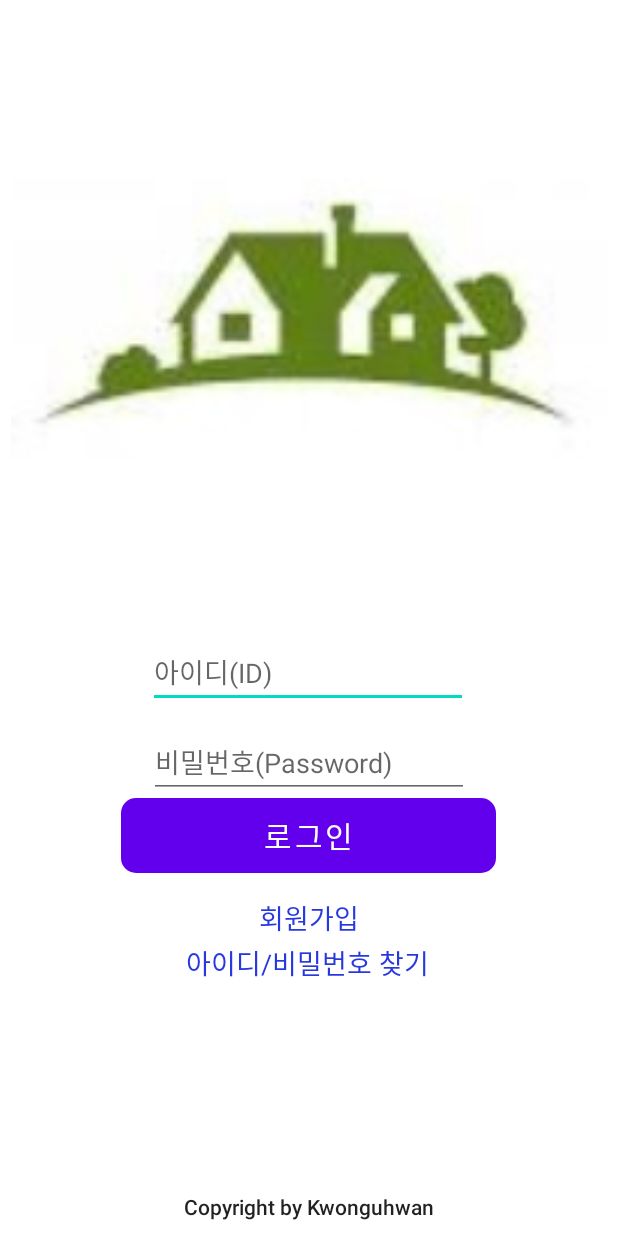
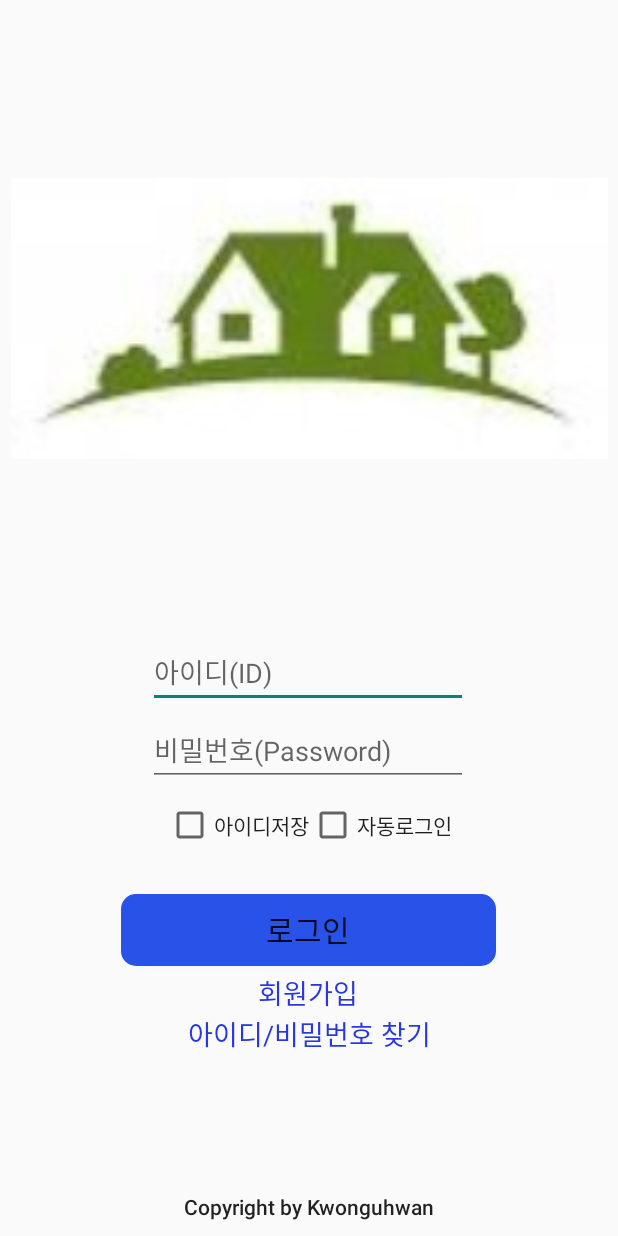
Before and after one commit to guhan589/MobilePrograaming_RecordRoom-ver2, an Android app: the screen it shows after launch (LoginActivity), on a phone screen of 412 x 824 dp. Run offline under Robolectric (Android 15) with nearby library versions, the phone set to English and light mode, and no system bars; our stand-ins replace Firebase (no records; nobody signed in at launch, a user with empty details on screens opened directly).

Commit message:
어댑터

```diff
--- a/app/src/main/AndroidManifest.xml
+++ b/app/src/main/AndroidManifest.xml
@@ -4,6 +4,7 @@
 
     <uses-permission android:name="android.permission.INTERNET"/>
     <uses-permission android:name="android.permission.ACCESS_FINE_LOCATION"/>
+    <uses-permission android:name="android.permission.READ_EXTERNAL_STORAGE"/>
     <application
         android:allowBackup="true"
         android:icon="@mipmap/ic_launcher"
@@ -11,7 +12,7 @@
         android:roundIcon="@mipmap/ic_launcher_round"
         android:supportsRtl="true"
         android:theme="@style/Theme.RecordRoom">
-        <activity android:name=".Messagepop.MessageActivity"
+        <activity android:name=".function.MessageActivity"
             android:theme="@android:style/Theme.Dialog"></activity>
         <activity android:name=".SignupActivity" />
         <activity android:name=".MainActivity" />
--- a/app/src/main/java/com/example/recordroom/Firebase_connection.kt
+++ b/app/src/main/java/com/example/recordroom/Firebase_connection.kt
@@ -1,7 +1,6 @@
 package com.example.recordroom
 
-import android.content.Intent
-import android.util.Log
+import com.example.recordroom.model.UserDto
 import com.google.firebase.database.*
 
 class Firebase_connection{
@@ -33,7 +32,7 @@ class Firebase_connection{
 
     fun singupUser():Boolean {//회원가입
         myRef = database!!.getReference("User")
-        myRef?.child(id)?.setValue(UserDto(passwd,name, email))
+        myRef?.child(id)?.setValue(UserDto(passwd, name, email))
 
         return true
     }
--- a/app/src/main/java/com/example/recordroom/LoginActivity.kt
+++ b/app/src/main/java/com/example/recordroom/LoginActivity.kt
@@ -5,9 +5,9 @@ import android.os.Bundle
 import android.util.Log
 import android.widget.Toast
 import androidx.appcompat.app.AppCompatActivity
+import com.example.recordroom.model.SharedUserData
 import com.google.firebase.database.*
 import kotlinx.android.synthetic.main.activity_login.*
-import java.util.*
 
 
 /**
@@ -15,40 +15,32 @@ import java.util.*
  * 사용자 회원가입 및 회원 정보 찾기(아이디, 비밀번호)
  *
  * **/
-class LoginActivity : AppCompatActivity() {
+public class LoginActivity : AppCompatActivity() {
 
     private lateinit var user_id:String
     private lateinit var user_pw:String
 
+    private lateinit var sharedUserData: SharedUserData
     override fun onCreate(savedInstanceState: Bundle?) {
         super.onCreate(savedInstanceState)
         setContentView(R.layout.activity_login)
 
-      /*  val database1 = Firebase_connection("guhan589","@ajk124877","권구환","guhan589@naver.com")
-        database1.singupUser()
 
 
-        val database2 = Firebase_connection("rnjsrn589","@ajk124877","권구환","guhan589@naver.com")
-        database2.singupUser()*/
+        val stored_id = SharedUserData(this).getisStroe_id()
+        if(stored_id) {
+            ed_userId.setText(SharedUserData(this).getUser_id())//아이디 필드란에 저장된 id값 띄우기
+            storeid_btn.isChecked=true
+        }
 
         login_btn.setOnClickListener{//사용자가 로그인 버튼을 누를시 활성화
             user_id = ed_userId.text.toString()
             user_pw = ed_userPw.text.toString()
 
             val status = search_space(user_id,user_pw)
-            if(status){//아이디 비밀번호 입력이 모두 입력하였을 경우
-
-
-                /*val database1 = Firebase_connection()
-                database1.getUser(user_id,user_pw)*/
-                //val databases = Firebase_connection().getInstance()
-                Log.d("TAG", "status: "+status)
-                Log.d("TAG", "login(): ")
+            if(status)//아이디 비밀번호 입력이 모두 입력하였을 경우
                 login(user_id,user_pw)
 
-
-
-            }
         }
         singupTextview.setOnClickListener{//회원가입 버튼
             val singupIntent = Intent(this,SignupActivity::class.java)
@@ -59,7 +51,21 @@ class LoginActivity : AppCompatActivity() {
 
         }
 
+        autologin_btn.setOnClickListener{//자동로그인 체크박스 이벤트처리
+            if(autologin_btn.isChecked){
+                storeid_btn.isChecked=false
+            }
+        }
 
+        storeid_btn.setOnClickListener{
+            if(storeid_btn.isChecked){
+                if(autologin_btn.isChecked) {
+                    show("자동로그인이 선택된 경우 아이디 저장이 불가합니다.")
+                    storeid_btn.isChecked = false
+                }
+
+            }
+        }
 
 
 
@@ -120,6 +126,16 @@ class LoginActivity : AppCompatActivity() {
 
                 if(intentState){//계정이 있을경우 MainActivity으로 이동
                     show("로그인 승인이 되었습니다.")
+                    if(autologin_btn.isChecked){//자동로그인
+                        SharedUserData(this@LoginActivity)
+                            .setUserAuto(id,pwd,true)//아이디,패스워드, 상태저장
+
+
+                    }else if(storeid_btn.isChecked){
+                        SharedUserData(this@LoginActivity)
+                            .setUserId(id,true) //아이디와 상태 저장
+
+                    }
                     val mainIntent = Intent(applicationContext,MainActivity::class.java)
                     Log.d("TAG", "onDataChange_name: "+name)
                     mainIntent.putExtra("name",name)
--- /dev/null
+++ b/app/src/main/java/com/example/recordroom/RoomRecord.kt
@@ -0,0 +1,5 @@
+package com.example.recordroom
+
+class RoomRecord(titla:String, address:String, latitude:String, longitude:String) {
+
+}
--- a/app/src/main/java/com/example/recordroom/SplashActivity.kt
+++ b/app/src/main/java/com/example/recordroom/SplashActivity.kt
@@ -4,6 +4,8 @@ import android.content.Intent
 import androidx.appcompat.app.AppCompatActivity
 import android.os.Bundle
 import android.os.Handler
+import android.widget.Toast
+import com.example.recordroom.model.SharedUserData
 
 class SplashActivity : AppCompatActivity() {
     override fun onCreate(savedInstanceState: Bundle?) {
@@ -11,11 +13,26 @@ class SplashActivity : AppCompatActivity() {
         setContentView(R.layout.activity_splash)
 
 
-        Handler().postDelayed({
+        val auto_login = SharedUserData(this).getisAuto_login()
+        if(auto_login) {//자동로그인 시
+            Handler().postDelayed({
+                Toast.makeText(this,"자동로그인이 되었습니다.",Toast.LENGTH_SHORT).show()
+                val intent = Intent(this, MainActivity::class.java)//mainActivity으로 이동
+                startActivity(intent)
+                finish()
+            },2000)
 
-            val intent = Intent(this,LoginActivity::class.java)
-            startActivity(intent)
-            finish()
-        },2000)
+        }else{
+            Handler().postDelayed({
+
+                val intent = Intent(this,LoginActivity::class.java)
+                startActivity(intent)
+                finish()
+            },2000)
+        }
+
+
     }
+
+
 }
--- a/app/src/main/java/com/example/recordroom/UserDto.kt
+++ b/app/src/main/java/com/example/recordroom/model/UserDto.kt
@@ -1,4 +1,4 @@
-package com.example.recordroom
+package com.example.recordroom.model
 
 import com.google.firebase.database.IgnoreExtraProperties
 
--- a/app/src/main/res/layout/activity_login.xml
+++ b/app/src/main/res/layout/activity_login.xml
@@ -18,10 +18,10 @@
         android:id="@+id/ed_userId"
         android:layout_width="wrap_content"
         android:layout_height="wrap_content"
-        android:layout_marginBottom="12dp"
+        android:layout_marginBottom="4dp"
         android:ems="10"
+        android:hint="아이디(ID)"
         android:inputType="text"
-        android:hint="아이디(ID)"
         app:layout_constraintBottom_toTopOf="@+id/ed_userPw"
         app:layout_constraintEnd_toEndOf="parent"
         app:layout_constraintHorizontal_bias="0.497"
@@ -31,19 +31,50 @@
         android:id="@+id/ed_userPw"
         android:layout_width="wrap_content"
         android:layout_height="wrap_content"
+        android:layout_marginBottom="72dp"
         android:ems="10"
+        android:hint="비밀번호(Password)"
         android:inputType="textPassword"
-        android:hint="비밀번호(Password)"
         app:layout_constraintBottom_toTopOf="@+id/login_btn"
         app:layout_constraintEnd_toEndOf="parent"
+        app:layout_constraintHorizontal_bias="0.497"
         app:layout_constraintStart_toStartOf="parent" />
+
+    <LinearLayout
+        android:layout_width="wrap_content"
+        android:layout_height="wrap_content"
+        android:layout_marginTop="10dp"
+        android:gravity="center"
+        android:orientation="horizontal"
+        app:layout_constraintBottom_toTopOf="@+id/login_btn"
+        app:layout_constraintEnd_toEndOf="parent"
+        app:layout_constraintStart_toStartOf="parent"
+        app:layout_constraintTop_toBottomOf="@+id/ed_userPw"
+        app:layout_constraintVertical_bias="0.0">
+
+        <CheckBox
+            android:id="@+id/storeid_btn"
+            style="@style/TextAppearance.AppCompat.Body1"
+            android:layout_width="wrap_content"
+            android:layout_height="wrap_content"
+            android:layout_weight="1"
+            android:text="아이디저장" />
+
+        <CheckBox
+            android:id="@+id/autologin_btn"
+            style="@style/TextAppearance.AppCompat.Body1"
+            android:layout_width="wrap_content"
+            android:layout_height="wrap_content"
+            android:layout_weight="1"
+            android:text="자동로그인" />
+    </LinearLayout>
 
     <Button
         android:id="@+id/login_btn"
         android:layout_width="250sp"
         android:layout_height="wrap_content"
         android:layout_gravity="center"
-        android:layout_marginBottom="16dp"
+        android:layout_marginBottom="4dp"
         android:background="@drawable/btn_color"
         android:text="로그인"
         android:textSize="20sp"
@@ -62,21 +93,21 @@
         android:textSize="18sp"
         app:layout_constraintBottom_toTopOf="@+id/findTextView"
         app:layout_constraintEnd_toEndOf="parent"
+        app:layout_constraintHorizontal_bias="0.498"
         app:layout_constraintStart_toStartOf="parent" />
 
     <TextView
         android:id="@+id/findTextView"
-        android:layout_width="162dp"
-        android:layout_height="33dp"
+        android:layout_width="wrap_content"
+        android:layout_height="wrap_content"
         android:layout_gravity="center"
-        android:layout_marginBottom="136dp"
+        android:layout_marginBottom="92dp"
         android:gravity="center"
         android:text="아이디/비밀번호 찾기"
         android:textColor="#2838E1"
         android:textSize="18sp"
         app:layout_constraintBottom_toTopOf="@+id/textView"
         app:layout_constraintEnd_toEndOf="parent"
-        app:layout_constraintHorizontal_bias="0.497"
         app:layout_constraintStart_toStartOf="parent" />
 
     <TextView
--- a/app/src/main/res/layout/activity_message.xml
+++ b/app/src/main/res/layout/activity_message.xml
@@ -62,6 +62,7 @@
         android:layout_width="match_parent"
         android:layout_height="wrap_content">
         <Button
+            android:id="@+id/cancel_Btn"
             android:text="확인"
             android:textSize="20sp"
             android:textColor="#FFFFFF"
--- a/app/src/main/res/values/themes.xml
+++ b/app/src/main/res/values/themes.xml
@@ -1,6 +1,6 @@
 <resources xmlns:tools="http://schemas.android.com/tools">
     <!-- Base application theme. -->
-    <style name="Theme.RecordRoom" parent="Theme.MaterialComponents.DayNight.DarkActionBar">
+    <style name="Theme.RecordRoom" parent="Theme.AppCompat.Light.NoActionBar">
         <!-- Primary brand color. -->
         <item name="colorPrimary">@color/purple_500</item>
         <item name="colorPrimaryVariant">@color/purple_700</item>
@@ -14,9 +14,9 @@
         <!-- Customize your theme here. -->
 
 
-        <item name="windowActionBar">false</item>
-        <item name="windowNoTitle">true</item>
+        <!--<item name="windowActionBar">false</item>
+        <item name="windowNoTitle">true</item>-->
 
     </style>
-
+    <style name="AppTheme.AppBarOverlay" parent="ThemeOverlay.AppCompat.Dark.ActionBar" />
 </resources>
```
Also changed, not shown: app/src/main/java/com/example/recordroom/ListAdapter.kt (added, +43 -0 lines), app/src/main/java/com/example/recordroom/MainActivity.kt (+62 -1 lines), app/src/main/java/com/example/recordroom/Messagepop/Loadactivty.kt (deleted, +0 -13 lines), app/src/main/java/com/example/recordroom/SignupActivity.kt (+9 -9 lines), app/src/main/java/com/example/recordroom/function/MessageActivity.kt (renamed from app/src/main/java/com/example/recordroom/Messagepop/MessageActivity.kt, +4 -7 lines), app/src/main/java/com/example/recordroom/model/SharedUserData.kt (added, +73 -0 lines), app/src/main/res/layout/activity_main.xml (+15 -7 lines), app/src/main/res/layout/appbar.xml (added, +29 -0 lines), app/src/main/res/layout/item_list.xml (added, +25 -0 lines), app/src/main/res/menu/appbarmenu.xml (added, +9 -0 lines), app/src/main/res/drawable/splash.png.
